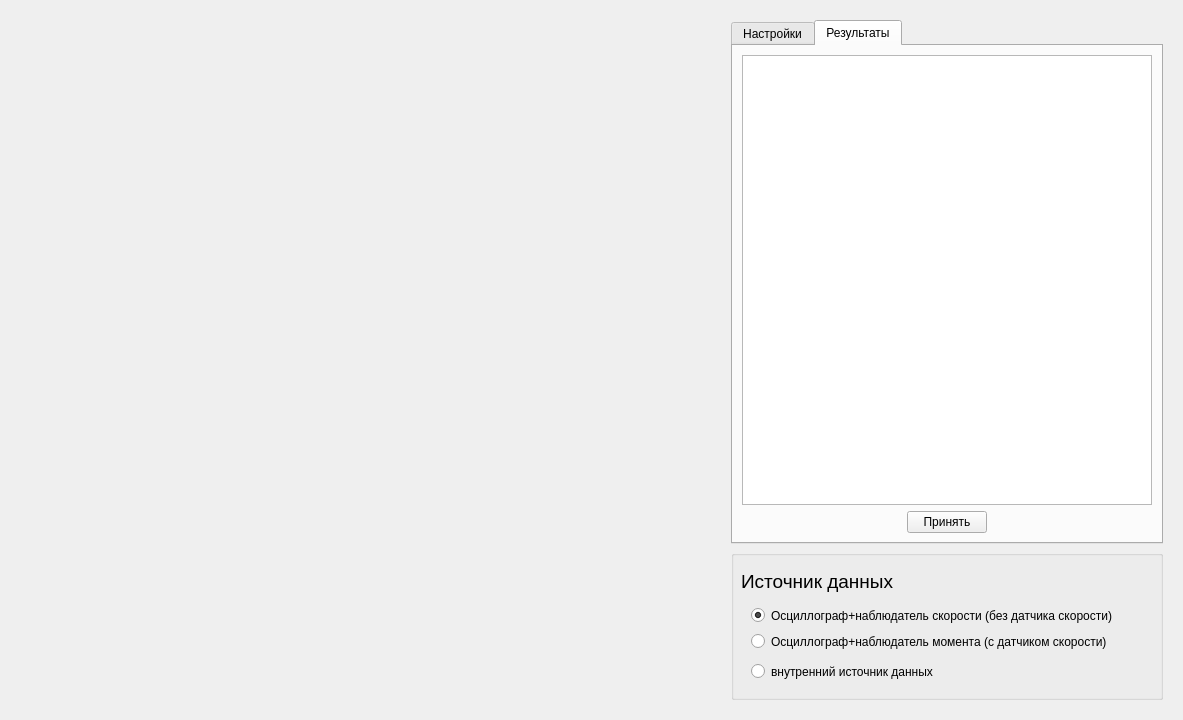
Ivanos121/ImView, file untitled/electromagn.ui: the form before one commit.
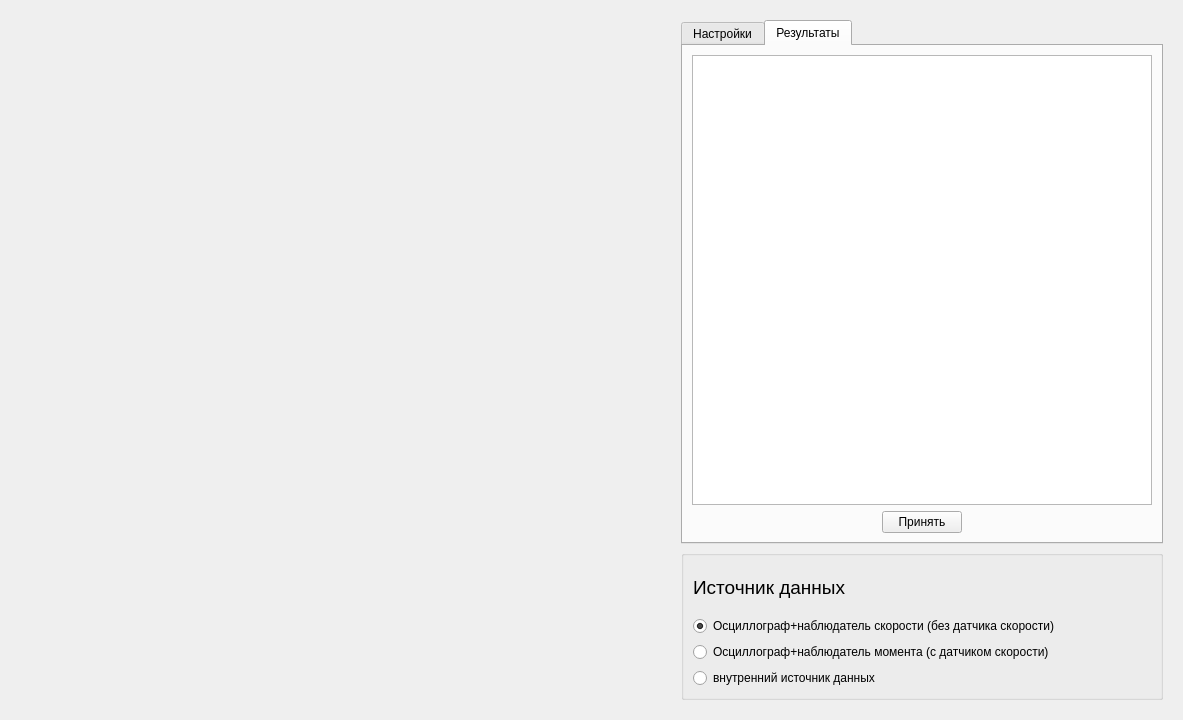
The form after the commit. Custom widgets are drawn as their Qt base class.

What changed in the file:
```diff
--- a/untitled/electromagn.ui
+++ b/untitled/electromagn.ui
@@ -21,7 +21,7 @@
     <widget class="QWidget" name="widget_2" native="true">
      <property name="maximumSize">
       <size>
-       <width>450</width>
+       <width>500</width>
        <height>16777215</height>
       </size>
      </property>
@@ -78,15 +78,16 @@
           <height>150</height>
          </size>
         </property>
+        <layout class="QGridLayout" name="gridLayout_2">
+         <item row="0" column="0">
+          <widget class="QLabel" name="label_10">
+           <property name="text">
+            <string>&lt;html&gt;&lt;head/&gt;&lt;body&gt;&lt;p&gt;&lt;span style=&quot; font-size:14pt;&quot;&gt;Источник данных&lt;/span&gt;&lt;/p&gt;&lt;/body&gt;&lt;/html&gt;</string>
+           </property>
+          </widget>
+         </item>
+         <item row="1" column="0">
         <widget class="QRadioButton" name="radioButton">
-         <property name="geometry">
-          <rect>
-           <x>20</x>
-           <y>50</y>
-           <width>451</width>
-           <height>31</height>
-          </rect>
-         </property>
          <property name="text">
           <string>Осциллограф+наблюдатель скорости (без датчика скорости)</string>
          </property>
@@ -94,45 +95,22 @@
           <bool>true</bool>
          </property>
         </widget>
-        <widget class="QLabel" name="label_10">
-         <property name="geometry">
-          <rect>
-           <x>10</x>
-           <y>20</y>
-           <width>384</width>
-           <height>23</height>
-          </rect>
-         </property>
-         <property name="text">
-          <string>&lt;html&gt;&lt;head/&gt;&lt;body&gt;&lt;p&gt;&lt;span style=&quot; font-size:14pt;&quot;&gt;Источник данных&lt;/span&gt;&lt;/p&gt;&lt;/body&gt;&lt;/html&gt;</string>
-         </property>
-        </widget>
+         </item>
+         <item row="2" column="0">
         <widget class="QRadioButton" name="radioButton_2">
-         <property name="geometry">
-          <rect>
-           <x>20</x>
-           <y>80</y>
-           <width>421</width>
-           <height>23</height>
-          </rect>
-         </property>
          <property name="text">
           <string>Осциллограф+наблюдатель момента (с датчиком скорости)</string>
          </property>
         </widget>
+         </item>
+         <item row="3" column="0">
         <widget class="QRadioButton" name="radioButton_3">
-         <property name="geometry">
-          <rect>
-           <x>20</x>
-           <y>110</y>
-           <width>421</width>
-           <height>23</height>
-          </rect>
-         </property>
          <property name="text">
           <string>внутренний источник данных</string>
          </property>
         </widget>
+         </item>
+        </layout>
        </widget>
       </item>
      </layout>
```
Lines whose indentation alone changed are shown as unchanged.
